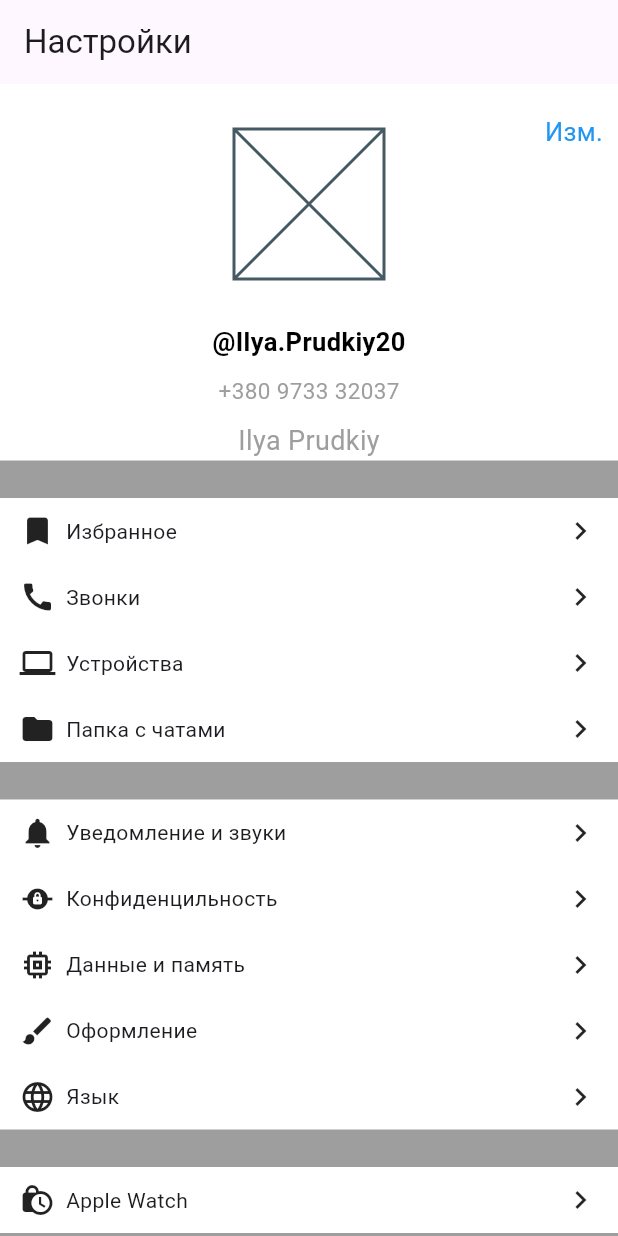
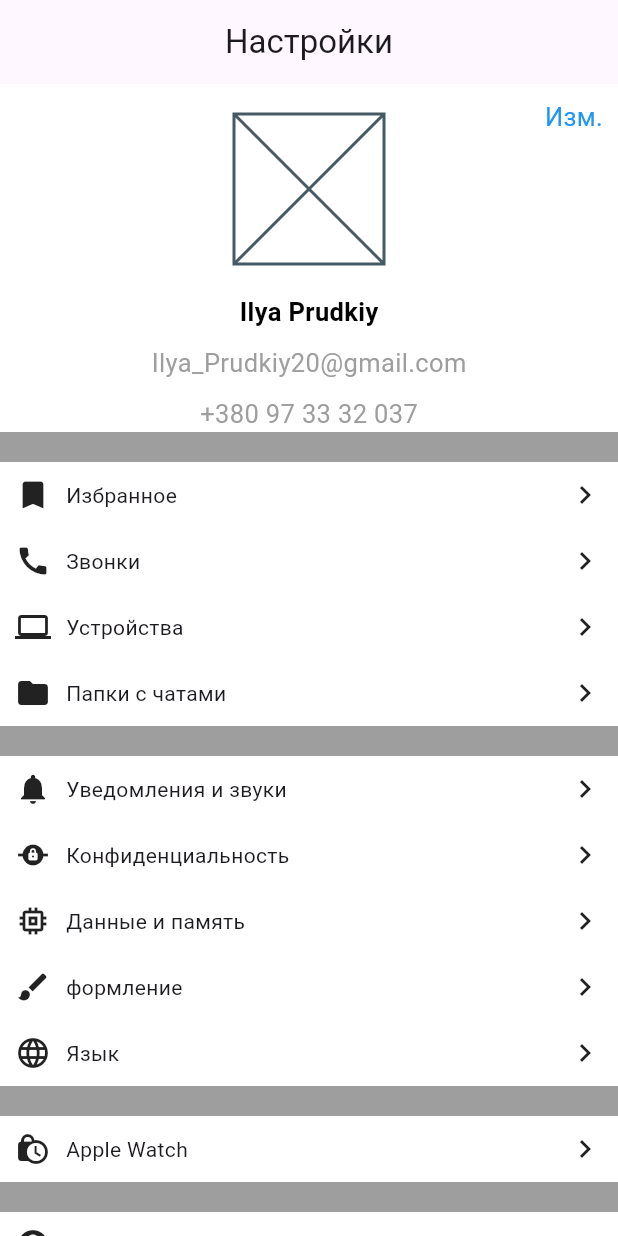
Before and after one commit to ilyaprudkiy/navigation_telegram, a Flutter app: the screen it shows after launch, on a phone screen of 412 x 824 dp. Run offline on Flutter 3.47's test engine with Material 3 defaults, Android fonts, the phone set to English and light mode, and no system bars.

Commit message:
Refactor code

```diff
--- a/lib/main.dart
+++ b/lib/main.dart
@@ -1,7 +1,6 @@
 import 'package:flutter/material.dart';
 import 'package:my_project/widgets/my_app.dart';
-
 void main() {
-  const app = App();
+  final app = MyApp();
   runApp(app);
 }
--- a/lib/widgets/my_app.dart
+++ b/lib/widgets/my_app.dart
@@ -1,12 +1,10 @@
 import 'package:flutter/material.dart';
 import 'package:my_project/widgets/user_profile.dart';
 
-class App extends StatelessWidget {
-  const App({Key? key}) :super(key: key);
-
+class MyApp extends StatelessWidget {
+  MyApp({Key? key}):super(key: key);
   @override
   Widget build(BuildContext context) {
-    return const MaterialApp(home:UserProfile(),
-    );
+    return const MaterialApp(home: UserProfile(),);
   }
 }
--- /dev/null
+++ b/lib/widgets/navigation_widgets.dart
@@ -0,0 +1,62 @@
+import 'package:flutter/material.dart';
+
+class _MenuWidgets extends StatelessWidget {
+  final MenuRowData data;
+
+  _MenuWidgets({
+    Key? key,
+    required this.data,
+  }) : super(key: key);
+
+  @override
+  Widget build(BuildContext context) {
+    return Padding(
+      padding: EdgeInsets.symmetric(horizontal: 10, vertical: 10),
+      child: Row(
+        children: [
+          Icon(
+            data.icons,
+          ),
+          const SizedBox(
+            width: 10,
+          ),
+          Expanded(
+            child: Text(data.text),
+          ),
+          Icon(Icons.chevron_right),
+        ],
+      ),
+    );
+  }
+}
+
+class MenuRowData {
+  final IconData icons;
+  final String text;
+
+  const MenuRowData(this.icons, this.text);
+}
+
+class MenuRowWidgets extends StatelessWidget {
+  final List<MenuRowData> menuRow;
+
+  const MenuRowWidgets({
+    Key? key,
+    required this.menuRow,
+  }) : super(key: key);
+
+  @override
+  Widget build(BuildContext context) {
+    return Container(
+      width: double.infinity,
+      color: Colors.white,
+      child: Column(
+        children: menuRow
+            .map((data) => _MenuWidgets(
+                  data: data,
+                ))
+            .toList(),
+      ),
+    );
+  }
+}
--- a/lib/widgets/user_profile.dart
+++ b/lib/widgets/user_profile.dart
@@ -1,26 +1,30 @@
 import 'package:flutter/material.dart';
+import 'package:my_project/widgets/navigation_widgets.dart';
+import 'package:my_project/widgets/user_widgets.dart';
 
 class UserProfile extends StatelessWidget {
-  static const List<MenuRowData> firstMenuRow = [
+  static const List<MenuRowData> NavigationMenuOne = [
     MenuRowData(Icons.bookmark, 'Избранное'),
     MenuRowData(Icons.call, 'Звонки'),
     MenuRowData(Icons.computer, 'Устройства'),
-    MenuRowData(Icons.folder, 'Папка с чатами')
-  ];
-  static const List<MenuRowData> secondMenuRow = [
-    MenuRowData(Icons.notifications, 'Уведомление и звуки'),
-    MenuRowData(Icons.private_connectivity, 'Конфиденцильность '),
-    MenuRowData(Icons.memory, 'Данные и память'),
-    MenuRowData(Icons.brush, 'Оформление'),
-    MenuRowData(Icons.language, 'Язык')
-  ];
-  static const List<MenuRowData> thridMenuRow = [
-    MenuRowData(Icons.lock_clock, 'Apple Watch')
+    MenuRowData(Icons.folder, 'Папки с чатами'),
   ];
 
-  static const List<MenuRowData> frountMenu = [
+  static const List<MenuRowData> NavigationMenuTwo = [
+    MenuRowData(Icons.notifications, 'Уведомления и звуки'),
+    MenuRowData(Icons.private_connectivity, 'Конфиденциальность'),
+    MenuRowData(Icons.memory, 'Данные и память'),
+    MenuRowData(Icons.brush, 'формление'),
+    MenuRowData(Icons.language, 'Язык'),
+  ];
+
+  static const List<MenuRowData> NavigationMenuThree = [
+    MenuRowData(Icons.lock_clock, 'Apple Watch'),
+  ];
+
+  static const List<MenuRowData> NavigationMenuFour = [
     MenuRowData(Icons.help, 'Помощь'),
-    MenuRowData(Icons.question_answer_outlined, 'Вопросы о Telegramm')
+    MenuRowData(Icons.question_answer_outlined, 'Вопросы о Telegramm'),
   ];
 
   const UserProfile({super.key});
@@ -30,33 +34,22 @@ class UserProfile extends StatelessWidget {
     return Scaffold(
       backgroundColor: Colors.grey,
       appBar: AppBar(
+        centerTitle: true,
         title: const Text('Настройки'),
       ),
       body: Container(
         width: double.infinity,
         child: ListView(
-          children: const [
+          children: [
             _UserInfo(),
-            SizedBox(
-              height: 25,
-            ),
-            _MenuWidget(
-              menuRow: firstMenuRow,
-            ),
-            SizedBox(
-              height: 25,
-            ),
-            _MenuWidget(menuRow: secondMenuRow),
-            SizedBox(
-              height: 25,
-            ),
-            _MenuWidget(
-              menuRow: thridMenuRow,
-            ),
-            SizedBox(
-              height: 25,
-            ),
-            _MenuWidget(menuRow: frountMenu),
+            SizedBox(height: 20,),
+          const  MenuRowWidgets(menuRow: NavigationMenuOne),
+            SizedBox(height: 20,),
+            const  MenuRowWidgets(menuRow: NavigationMenuTwo ),
+            SizedBox(height: 20,),
+            const  MenuRowWidgets(menuRow: NavigationMenuThree),
+            SizedBox(height: 20,),
+            const  MenuRowWidgets(menuRow: NavigationMenuFour),
           ],
         ),
       ),
@@ -64,83 +57,8 @@ class UserProfile extends StatelessWidget {
   }
 }
 
-class MenuRowData {
-  final IconData icon;
-  final String text;
-
-  const MenuRowData(this.icon, this.text);
-}
-
-class _MenuWidget extends StatelessWidget {
-  final List<MenuRowData> menuRow;
-
-  const _MenuWidget({
-    Key? key,
-    required this.menuRow,
-  }) : super(key: key);
-
-  @override
-  Widget build(BuildContext context) {
-    return Container(
-      color: Colors.white,
-      width: double.infinity,
-      child: Column(
-        children: menuRow
-            .map((data) => _MenuWidgetRow(
-                  data: data,
-                ))
-            .toList(),
-      ),
-    );
-  }
-}
-
-class _MenuWidgetRow extends StatelessWidget {
-  final MenuRowData data;
-
-  const _MenuWidgetRow({
-    Key? key,
-    required this.data,
-  }) : super(key: key);
-
-  @override
-  Widget build(BuildContext context) {
-    return Padding(
-      padding: const EdgeInsets.symmetric(horizontal: 13, vertical: 10),
-      child: Row(
-        children: [
-          Icon(data.icon),
-          const SizedBox(
-            width: 7,
-          ),
-          Expanded(
-            child: Text(data.text),
-          ),
-          const Icon(Icons.chevron_right),
-        ],
-      ),
-    );
-  }
-}
-
-class _UzerLoginWidget extends StatelessWidget {
-  const _UzerLoginWidget({Key? key}) : super(key: key);
-
-  @override
-  Widget build(BuildContext context) {
-    return const Text(
-      '@Ilya.Prudkiy20',
-      style: TextStyle(
-        color: Colors.black,
-        fontSize: 17,
-        fontWeight: FontWeight.w600,
-      ),
-    );
-  }
-}
-
 class _UserInfo extends StatelessWidget {
-  const _UserInfo({Key? key}) : super(key: key);
+  _UserInfo({Key? key}) : super(key: key);
 
   @override
   Widget build(BuildContext context) {
@@ -151,76 +69,28 @@ class _UserInfo extends StatelessWidget {
           color: Colors.white,
           child: Column(
             children: [
-              const SizedBox(height: 30),
-              _AvatarWidget(),
               const SizedBox(
-                height: 30,
+                height: 20,
               ),
-              const _UzerLoginWidget(),
+              const AvatarWidget(),
+              const SizedBox(
+                height: 20,
+              ),
+              UserNameWidget(),
               const SizedBox(
                 height: 10,
               ),
-              const _UserPhoneWiget(),
+              UserEmailWidget(),
               const SizedBox(
                 height: 10,
               ),
-              const _UserNameWiget(),
+              const UserPhoneWidget(),
             ],
           ),
         ),
-        const Positioned(
-          top: 20,
-          right: 10,
-          child: Text(
-            'Изм.',
-            style: TextStyle(
-              color: Colors.blue,
-              fontSize: 17,
-            ),
-          ),
-        )
+        const Positioned( top:10 , right: 10, child: Text('Изм.',
+          style: TextStyle(color: Colors.blue,fontSize: 17,),),  ),
       ],
     );
   }
 }
-
-class _UserPhoneWiget extends StatelessWidget {
-  const _UserPhoneWiget({Key? key}) : super(key: key);
-
-  @override
-  Widget build(BuildContext context) {
-    return const Text(
-      '+380 9733 32037',
-      style: TextStyle(
-        color: Colors.grey,
-        fontSize: 15,
-      ),
-    );
-  }
-}
-
-class _UserNameWiget extends StatelessWidget {
-  const _UserNameWiget({Key? key}) : super(key: key);
-
-  @override
-  Widget build(BuildContext context) {
-    return const Text(
-      'Ilya Prudkiy',
-      style: TextStyle(
-        color: Colors.grey,
-        fontSize: 18,
-      ),
-    );
-  }
-}
-
-class _AvatarWidget extends StatelessWidget {
-  @override
-  Widget build(BuildContext context) {
-    return Container(
-      width: 100,
-      height: 100,
-      child: Placeholder(),
-    );
-  }
-}
--- /dev/null
+++ b/lib/widgets/user_widgets.dart
@@ -0,0 +1,63 @@
+import 'package:flutter/material.dart';
+
+class AvatarWidget extends StatelessWidget {
+  const AvatarWidget({Key? key}) : super(key: key);
+
+  @override
+  Widget build(BuildContext context) {
+    return Center(
+      child: Container(
+        width: 100,
+        height: 100,
+
+        child: const Placeholder(),
+      ),
+    );
+  }
+}
+
+class UserNameWidget extends StatelessWidget {
+  UserNameWidget({Key? key}) : super(key: key);
+
+  @override
+  Widget build(BuildContext context) {
+    return const Text(
+      'Ilya Prudkiy',
+      style: TextStyle(
+        color: Colors.black,
+        fontSize: 17,
+        fontWeight: FontWeight.w600,
+      ),
+    );
+  }
+}
+
+class UserEmailWidget extends StatelessWidget {
+  UserEmailWidget({Key? key}) : super(key: key);
+
+  @override
+  Widget build(BuildContext context) {
+    return const Text(
+      'Ilya_Prudkiy20@gmail.com',
+      style: TextStyle(
+        color: Colors.grey,
+        fontSize: 17,
+      ),
+    );
+  }
+}
+
+class UserPhoneWidget extends StatelessWidget {
+  const UserPhoneWidget({Key? key}) : super(key: key);
+
+  @override
+  Widget build(BuildContext context) {
+    return const Text(
+      '+380 97 33 32 037',
+      style: TextStyle(
+        color: Colors.grey,
+        fontSize: 17,
+      ),
+    );
+  }
+}
```
